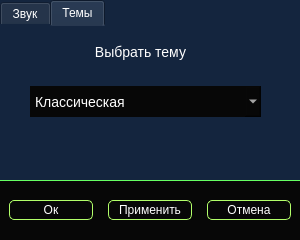
Artemdjdj/checker, file settings.ui: the form before one commit.
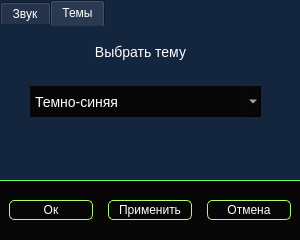
The form after the commit.

```diff
--- a/settings.ui
+++ b/settings.ui
@@ -142,6 +142,11 @@
 font-size:14px;
 padding:5px;</string>
        </property>
+       <item>
+        <property name="text">
+         <string>Темно-синяя</string>
+        </property>
+       </item>
        <item>
         <property name="text">
          <string>Классическая</string>
```
Left out of the diff: 5 changed lines with no effect on the pictures.
